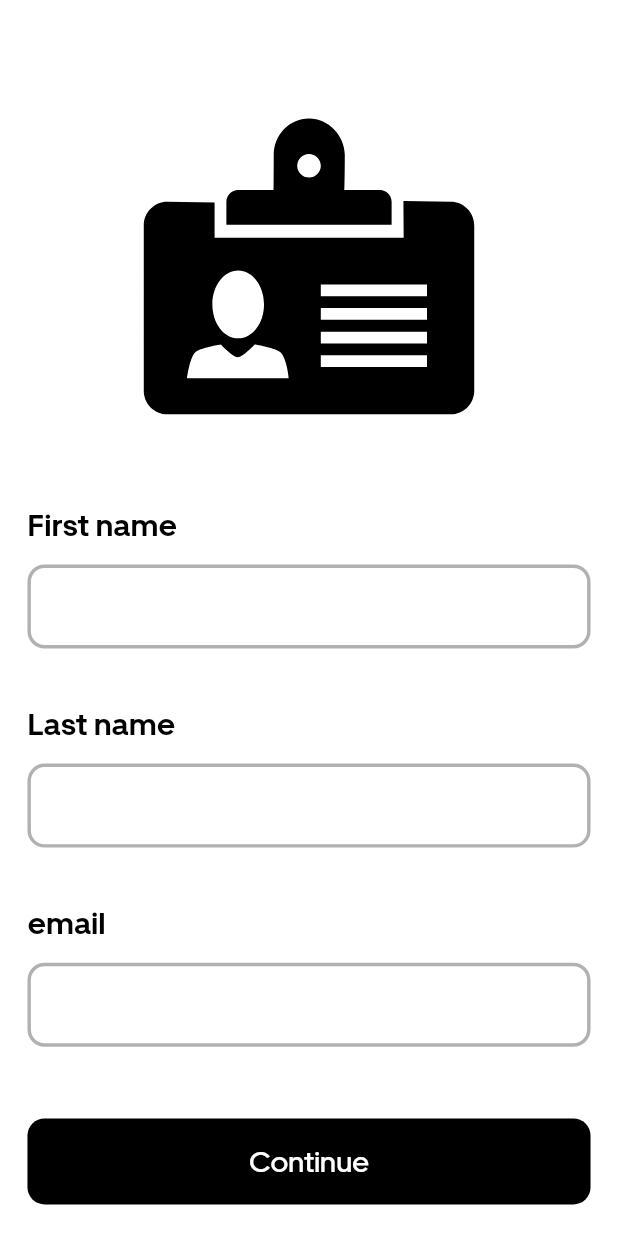
After one commit to Mohamed-Amin-911/uber_clone, a Flutter app: the NameInputScreen screen opened directly, on a phone screen of 412 x 824 dp. The commit adds this screen. Run offline on Flutter 3.47's test engine with Material 3 defaults, Android fonts, the phone set to English and light mode, and no system bars; our stand-ins replace firebase_auth, firebase_core, flutter_otp_text_field, flutter_screenutil, flutter_svg, get and 2 more; accounts and stored records are empty.

Commit message:
user data input

```diff
--- a/lib/constants/icon_assets.dart
+++ b/lib/constants/icon_assets.dart
@@ -2,4 +2,5 @@ class KIconAssets {
   static const String google = "assets/icons/google.svg";
   static const String apple = "assets/icons/apple.svg";
   static const String email = "assets/icons/envelope.svg";
+  static const String profile = "assets/icons/profile.svg";
 }
--- a/lib/controller/authentication_controller.dart
+++ b/lib/controller/authentication_controller.dart
@@ -1,6 +1,7 @@
 import 'package:firebase_auth/firebase_auth.dart';
 import 'package:get/get.dart';
 import 'package:google_sign_in/google_sign_in.dart';
+import 'package:uber_clone/view/screens/authentication_screens/name_input_screen.dart';
 import 'package:uber_clone/view/screens/authentication_screens/otp_verification_screen.dart';
 
 class AuthenticationController extends GetxController {
@@ -51,10 +52,11 @@ class AuthenticationController extends GetxController {
           verificationId: verificationId, smsCode: otp);
       await _auth.signInWithCredential(cred);
       isLoading.value = false;
-      Get.snackbar("success", "",
-          animationDuration: const Duration(seconds: 2),
-          snackStyle: SnackStyle.FLOATING,
-          snackPosition: SnackPosition.BOTTOM);
+      // Get.snackbar("success", "",
+      //     animationDuration: const Duration(seconds: 2),
+      //     snackStyle: SnackStyle.FLOATING,
+      //     snackPosition: SnackPosition.BOTTOM);
+      Get.to(const NameInputScreen());
     } catch (e) {
       isLoading.value = false;
       Get.snackbar("Error", "Invalid code",
@@ -64,7 +66,6 @@ class AuthenticationController extends GetxController {
     }
   }
 
-  // Future<UserCredential?>
   signUpWithGoogle() async {
     isGoogleLoading.value = true;
     try {
@@ -72,7 +73,7 @@ class AuthenticationController extends GetxController {
       final googleAuth = await googleUser?.authentication;
       final creds = GoogleAuthProvider.credential(
           idToken: googleAuth?.idToken, accessToken: googleAuth?.accessToken);
-
+      // print(googleUser!.displayName);
       await _auth.signInWithCredential(creds);
       isGoogleLoading.value = false;
       Get.snackbar("Success", "",
--- a/lib/main.dart
+++ b/lib/main.dart
@@ -32,7 +32,9 @@ class MyApp extends StatelessWidget {
               colorScheme: ColorScheme.fromSeed(seedColor: Kcolor.whiteColor),
               useMaterial3: true,
             ),
-            home: const SignUpScreen(),
+            home:
+                // const NameInputScreen()
+                const SignUpScreen(),
           );
         });
   }
--- a/lib/view/screens/authentication_screens/login_screen.dart
+++ /dev/null
@@ -1,15 +0,0 @@
-import 'package:flutter/material.dart';
-
-class LigInScreen extends StatefulWidget {
-  const LigInScreen({super.key});
-
-  @override
-  State<LigInScreen> createState() => _LigInScreenState();
-}
-
-class _LigInScreenState extends State<LigInScreen> {
-  @override
-  Widget build(BuildContext context) {
-    return const Placeholder();
-  }
-}
--- /dev/null
+++ b/lib/view/screens/authentication_screens/name_input_screen.dart
@@ -0,0 +1,102 @@
+import 'package:flutter/material.dart';
+import 'package:flutter_screenutil/flutter_screenutil.dart';
+import 'package:flutter_svg/svg.dart';
+import 'package:uber_clone/constants/colors.dart';
+import 'package:uber_clone/constants/icon_assets.dart';
+import 'package:uber_clone/constants/text_style.dart';
+import 'package:uber_clone/view/widgets/btn_1_widget.dart';
+import 'package:uber_clone/view/widgets/txtfield_1_widget.dart';
+
+class NameInputScreen extends StatefulWidget {
+  const NameInputScreen({super.key});
+
+  @override
+  State<NameInputScreen> createState() => _NameInputScreenState();
+}
+
+class _NameInputScreenState extends State<NameInputScreen> {
+  final firstNameController = TextEditingController();
+  final lastNameController = TextEditingController();
+  final emailController = TextEditingController();
+  @override
+  void dispose() {
+    super.dispose();
+    firstNameController.dispose();
+    lastNameController.dispose();
+    emailController.dispose();
+  }
+
+  @override
+  Widget build(BuildContext context) {
+    return SafeArea(
+      child: Scaffold(
+        resizeToAvoidBottomInset: false,
+        body: Padding(
+          padding: EdgeInsets.only(
+              right: 16.w,
+              left: 16.w,
+              bottom: MediaQuery.of(context).viewInsets.bottom),
+          child: SingleChildScrollView(
+            child: Column(
+              crossAxisAlignment: CrossAxisAlignment.start,
+              children: [
+                SizedBox(height: 40.h),
+                Center(
+                  child: SvgPicture.asset(
+                    width: 220.w,
+                    KIconAssets.profile.toString(),
+                  ),
+                ),
+                SizedBox(height: 30.h),
+                //first name
+                Text(
+                  "First name",
+                  style: appStyle(
+                      size: 18.sp,
+                      color: Kcolor.blackColor,
+                      fontWeight: FontWeight.w600),
+                ),
+                SizedBox(height: 10.h),
+                TxtField1(controller: firstNameController),
+                SizedBox(height: 30.h),
+                //last name
+                Text(
+                  "Last name",
+                  style: appStyle(
+                      size: 18.sp,
+                      color: Kcolor.blackColor,
+                      fontWeight: FontWeight.w600),
+                ),
+                SizedBox(height: 10.h),
+                TxtField1(controller: lastNameController),
+                SizedBox(height: 30.h),
+                //email
+                Text(
+                  "email",
+                  style: appStyle(
+                      size: 18.sp,
+                      color: Kcolor.blackColor,
+                      fontWeight: FontWeight.w600),
+                ),
+                SizedBox(height: 10.h),
+                TxtField1(controller: lastNameController),
+                SizedBox(height: 40.h),
+                //continue btn
+                Btn1Widget(
+                    bgColor: Kcolor.blackColor,
+                    title: Text(
+                      "Continue",
+                      style: appStyle(
+                          size: 17.sp,
+                          color: Kcolor.whiteColor,
+                          fontWeight: FontWeight.w500),
+                    ),
+                    function: () {})
+              ],
+            ),
+          ),
+        ),
+      ),
+    );
+  }
+}
--- a/lib/view/screens/authentication_screens/otp_verification_screen.dart
+++ b/lib/view/screens/authentication_screens/otp_verification_screen.dart
@@ -20,7 +20,8 @@ class _OtpVerificationScreenState extends State<OtpVerificationScreen> {
   var controller = Get.find<AuthenticationController>();
   @override
   Widget build(BuildContext context) {
-    return Scaffold(
+    return SafeArea(
+      child: Scaffold(
         appBar: AppBar(
           backgroundColor: Kcolor.whiteColor,
         ),
@@ -89,6 +90,7 @@ class _OtpVerificationScreenState extends State<OtpVerificationScreen> {
             ],
           ),
         ),
+      ),
     );
   }
 }
--- a/lib/view/screens/authentication_screens/signup_screen.dart
+++ b/lib/view/screens/authentication_screens/signup_screen.dart
@@ -23,7 +23,8 @@ class _SignUpScreenState extends State<SignUpScreen> {
   String phoneNumber = "";
   @override
   Widget build(BuildContext context) {
-    return Scaffold(
+    return SafeArea(
+      child: Scaffold(
         resizeToAvoidBottomInset: false,
         body: Padding(
           padding: EdgeInsets.symmetric(horizontal: 10.w),
@@ -71,7 +72,8 @@ class _SignUpScreenState extends State<SignUpScreen> {
                 () => Btn1Widget(
                   bgColor: Kcolor.greyColor,
                   title: controller.isGoogleLoading.value
-                    ? const CircularProgressIndicator(color: Kcolor.blackColor)
+                      ? const CircularProgressIndicator(
+                          color: Kcolor.blackColor)
                       : Row(
                           mainAxisAlignment: MainAxisAlignment.center,
                           children: [
@@ -96,6 +98,7 @@ class _SignUpScreenState extends State<SignUpScreen> {
             ],
           ),
         ),
+      ),
     );
   }
 }
--- a/lib/view/widgets/logo_widget.dart
+++ b/lib/view/widgets/logo_widget.dart
@@ -28,7 +28,7 @@ class LogoWidget extends StatelessWidget {
         Center(
           child: Row(
             children: [
-              SizedBox(width: 37.w),
+              SizedBox(width: 39.w),
               Text(
                 textAlign: TextAlign.center,
                 "CLONE",
--- /dev/null
+++ b/lib/view/widgets/txtfield_1_widget.dart
@@ -0,0 +1,30 @@
+import 'package:flutter/material.dart';
+import 'package:flutter_screenutil/flutter_screenutil.dart';
+import 'package:uber_clone/constants/colors.dart';
+
+class TxtField1 extends StatelessWidget {
+  const TxtField1({
+    super.key,
+    required this.controller,
+  });
+  final TextEditingController controller;
+
+  @override
+  Widget build(BuildContext context) {
+    return TextFormField(
+      controller: controller,
+      keyboardType: TextInputType.name,
+      cursorColor: Kcolor.blackColor,
+      decoration: InputDecoration(
+        focusedBorder: OutlineInputBorder(
+          borderRadius: BorderRadius.circular(10.r),
+          borderSide: BorderSide(color: Kcolor.blackColor, width: 2.sp),
+        ),
+        enabledBorder: OutlineInputBorder(
+          borderRadius: BorderRadius.circular(10.r),
+          borderSide: BorderSide(color: Kcolor.darkGreyColor, width: 2.sp),
+        ),
+      ),
+    );
+  }
+}
```
Also changed, not shown: assets/icons/profile.svg (added). Lines whose indentation alone changed are shown as unchanged.
